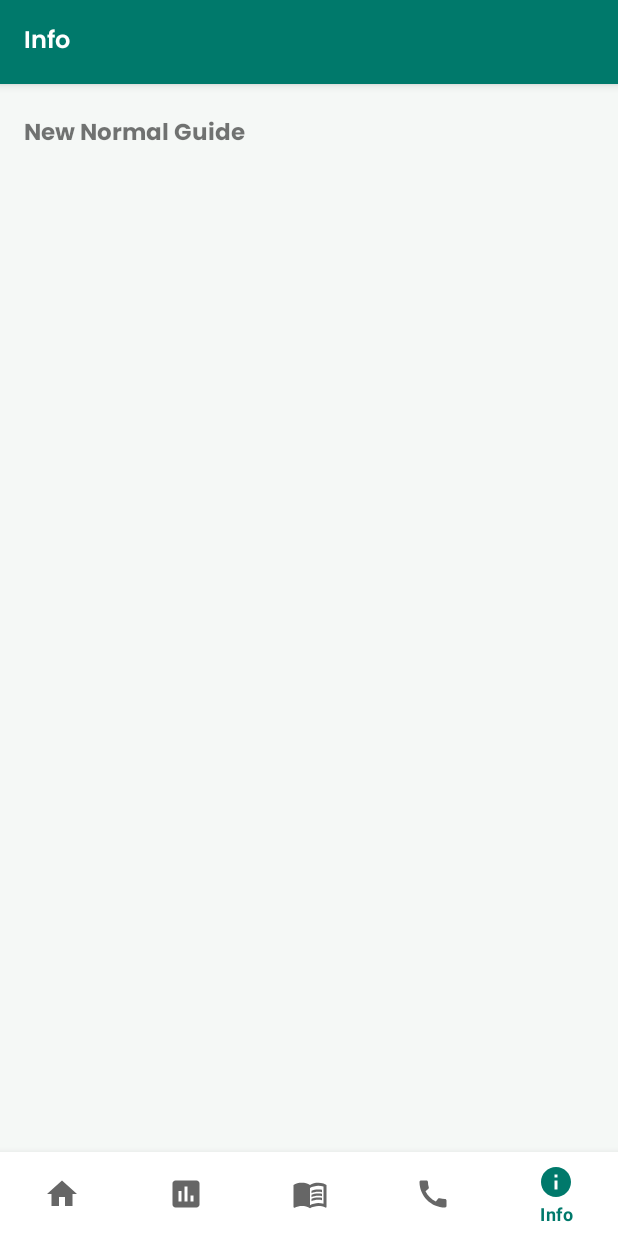
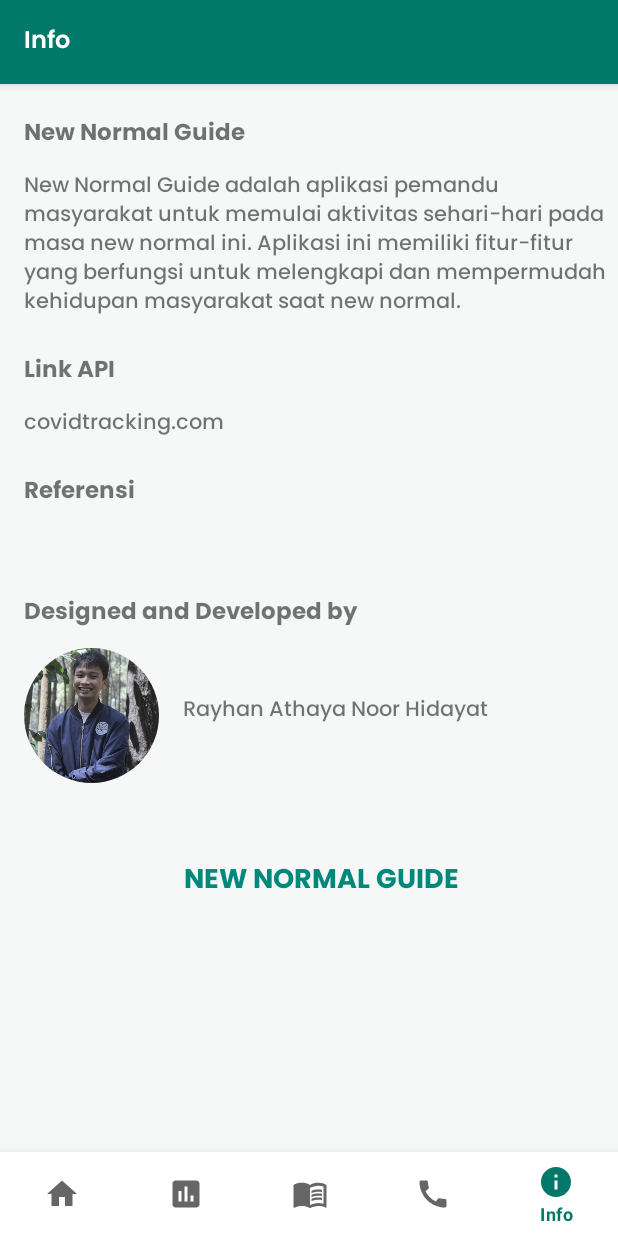
Before and after one commit to RayhanHidayat/NewNormalGuide, an Android app: the InfoFragment screen opened through its navigation route, on a phone screen of 412 x 824 dp. Run offline under Robolectric (Android 15) with nearby library versions, the phone set to English and light mode, and no system bars; our stand-ins replace CircleImageView, navigation-ui; libraries missing offline, so code that uses them is left out: com.robinhood.ticker, com.smarteist.autoimageslider, splitties.fragments.start; pictures from the network do not load; 1 statement that could not run was skipped.

Commit message:
finish layout info

```diff
--- a/app/build.gradle
+++ b/app/build.gradle
@@ -58,6 +58,7 @@ dependencies {
     implementation "androidx.recyclerview:recyclerview-selection:1.1.0"
     implementation 'com.github.bumptech.glide:glide:4.12.0'
     annotationProcessor 'com.github.bumptech.glide:compiler:4.12.0'
+    implementation 'de.hdodenhof:circleimageview:3.1.0'
 
     // lifecycle
     implementation 'androidx.lifecycle:lifecycle-extensions:2.2.0'
--- a/app/src/main/res/layout/fragment_info.xml
+++ b/app/src/main/res/layout/fragment_info.xml
@@ -19,5 +19,125 @@
         app:layout_constraintStart_toStartOf="parent"
         app:layout_constraintTop_toTopOf="parent" />
 
+    <TextView
+        android:id="@+id/tv_content"
+        android:layout_width="0dp"
+        android:layout_height="wrap_content"
+        android:layout_marginStart="16dp"
+        android:layout_marginTop="10dp"
+        android:layout_marginEnd="8dp"
+        android:fontFamily="@font/poppins_medium"
+        android:text="@string/new_normal_guide_adalah"
+        app:layout_constrainedWidth="true"
+        app:layout_constraintEnd_toEndOf="parent"
+        app:layout_constraintHorizontal_bias="0.0"
+        app:layout_constraintStart_toStartOf="parent"
+        app:layout_constraintTop_toBottomOf="@id/tv_title" />
+
+    <TextView
+        android:id="@+id/tv_title_two"
+        android:layout_width="wrap_content"
+        android:layout_height="wrap_content"
+        android:layout_marginStart="16dp"
+        android:layout_marginTop="20dp"
+        android:fontFamily="@font/poppins_bold"
+        android:text="@string/link_api"
+        android:textSize="15sp"
+        app:layout_constraintStart_toStartOf="parent"
+        app:layout_constraintTop_toBottomOf="@id/tv_content" />
+
+    <TextView
+        android:id="@+id/tv_content_two"
+        android:layout_width="0dp"
+        android:layout_height="wrap_content"
+        android:layout_marginStart="16dp"
+        android:layout_marginTop="10dp"
+        android:layout_marginEnd="8dp"
+        android:fontFamily="@font/poppins_medium"
+        android:text="@string/covidtracking_com"
+        app:layout_constrainedWidth="true"
+        app:layout_constraintEnd_toEndOf="parent"
+        app:layout_constraintHorizontal_bias="0.0"
+        app:layout_constraintStart_toStartOf="parent"
+        app:layout_constraintTop_toBottomOf="@id/tv_title_two" />
+
+    <TextView
+        android:id="@+id/tv_title_three"
+        android:layout_width="wrap_content"
+        android:layout_height="wrap_content"
+        android:layout_marginStart="16dp"
+        android:layout_marginTop="20dp"
+        android:fontFamily="@font/poppins_bold"
+        android:text="@string/referensi"
+        android:textSize="15sp"
+        app:layout_constraintStart_toStartOf="parent"
+        app:layout_constraintTop_toBottomOf="@id/tv_content_two" />
+
+    <TextView
+        android:id="@+id/tv_content_three"
+        android:layout_width="0dp"
+        android:layout_height="wrap_content"
+        android:layout_marginStart="16dp"
+        android:layout_marginTop="10dp"
+        android:layout_marginEnd="8dp"
+        android:fontFamily="@font/poppins_medium"
+        app:layout_constrainedWidth="true"
+        app:layout_constraintEnd_toEndOf="parent"
+        app:layout_constraintHorizontal_bias="0.0"
+        app:layout_constraintStart_toStartOf="parent"
+        app:layout_constraintTop_toBottomOf="@id/tv_title_three"
+        tools:text="@string/covidtracking_com" />
+
+    <TextView
+        android:id="@+id/tv_title_four"
+        android:layout_width="wrap_content"
+        android:layout_height="wrap_content"
+        android:layout_marginStart="16dp"
+        android:layout_marginTop="20dp"
+        android:fontFamily="@font/poppins_bold"
+        android:text="@string/designed_and_developed_by"
+        android:textSize="15sp"
+        app:layout_constraintStart_toStartOf="parent"
+        app:layout_constraintTop_toBottomOf="@id/tv_content_three" />
+
+    <de.hdodenhof.circleimageview.CircleImageView
+        android:id="@+id/cirimg_rehan"
+        android:layout_width="90dp"
+        android:layout_height="90dp"
+        android:layout_marginStart="16dp"
+        android:layout_marginTop="10dp"
+        android:src="@drawable/profile_rehan"
+        app:layout_constraintStart_toStartOf="parent"
+        app:layout_constraintTop_toBottomOf="@id/tv_title_four" />
+
+    <TextView
+        android:id="@+id/tv_foto"
+        android:layout_width="0dp"
+        android:layout_height="wrap_content"
+        android:layout_marginStart="16dp"
+        android:layout_marginTop="40dp"
+        android:layout_marginEnd="8dp"
+        android:fontFamily="@font/poppins_medium"
+        app:layout_constrainedWidth="true"
+        app:layout_constraintEnd_toEndOf="parent"
+        app:layout_constraintHorizontal_bias="0.0"
+        app:layout_constraintStart_toEndOf="@id/cirimg_rehan"
+        app:layout_constraintTop_toBottomOf="@id/tv_title_four"
+        android:text="@string/rayhan_athaya_noor_hidayat" />
+
+    <TextView
+        android:id="@+id/tv_app"
+        android:layout_width="wrap_content"
+        android:layout_height="wrap_content"
+        android:layout_marginStart="16dp"
+        android:layout_marginTop="50dp"
+        android:textSize="18sp"
+        android:fontFamily="@font/poppins_bold"
+        android:textAllCaps="true"
+        android:textColor="?attr/colorSecondaryVariant"
+        app:layout_constraintEnd_toEndOf="parent"
+        app:layout_constraintStart_toStartOf="parent"
+        app:layout_constraintTop_toBottomOf="@id/cirimg_rehan"
+        android:text="@string/app_name" />
 
 </androidx.constraintlayout.widget.ConstraintLayout>
--- a/app/src/main/res/values/strings.xml
+++ b/app/src/main/res/values/strings.xml
@@ -22,4 +22,10 @@
     <string name="covid19_go_id">covid19.go.id</string>
     <string name="kementerian_kesehatan">Kementerian Kesehatan</string>
     <string name="daftar_rumah_sakit_rujukan">Daftar Rumah Sakit Rujukan</string>
+    <string name="new_normal_guide_adalah">New Normal Guide adalah aplikasi pemandu masyarakat untuk memulai aktivitas sehari-hari pada masa new normal ini. Aplikasi ini memiliki fitur-fitur yang berfungsi untuk melengkapi dan mempermudah kehidupan masyarakat saat new normal.</string>
+    <string name="link_api">Link API</string>
+    <string name="covidtracking_com">covidtracking.com</string>
+    <string name="referensi">Referensi</string>
+    <string name="designed_and_developed_by">Designed and Developed by</string>
+    <string name="rayhan_athaya_noor_hidayat">Rayhan Athaya Noor Hidayat</string>
 </resources>
```
Also changed, not shown: app/src/main/res/drawable/profile_rehan.jpg (added).
